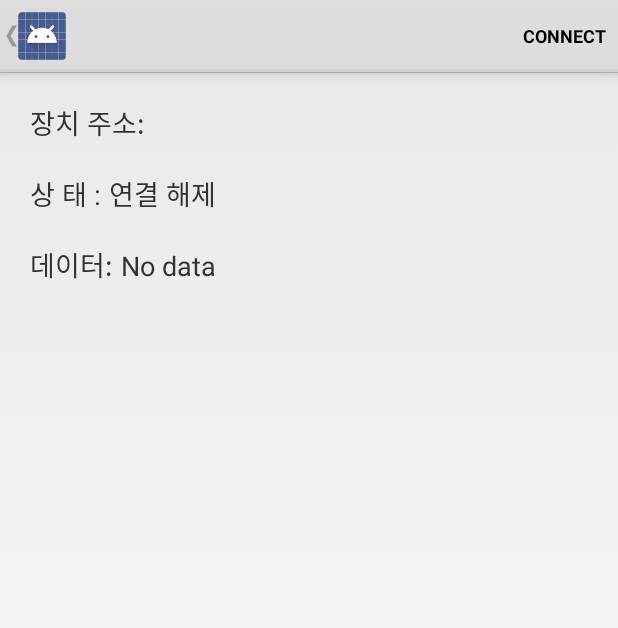
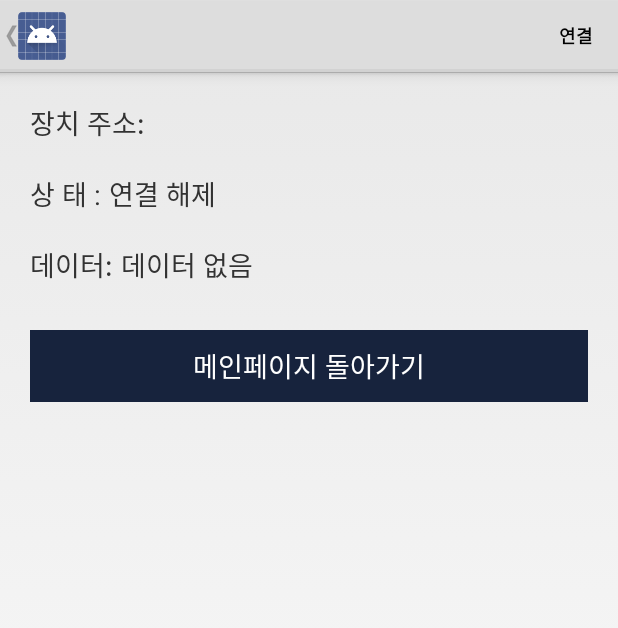
Before and after one commit to ye-lim/BLE_App_past, an Android app: the DeviceControlActivity screen opened directly, with no data from a screen before it, on a phone screen of 412 x 824 dp. Shown: the top 628 px of the screen. Run offline under Robolectric (Android 15) with nearby library versions, the phone set to English and light mode, and no system bars; 3 statements that could not run were skipped.

Commit message:
2020/04/02

```diff
--- a/app/src/main/res/layout/activity_main.xml
+++ b/app/src/main/res/layout/activity_main.xml
@@ -54,9 +54,9 @@
                     android:layout_width="150dp"
                     android:layout_height="wrap_content"
                     android:layout_gravity="center"
-                    android:text="연결안됨"
                     android:layout_marginBottom="60dp"
                     android:gravity="center_horizontal"
+                    android:text="연결안됨"
                     android:textColor="#0055ff"
                     android:textSize="30dp" />
 
--- a/app/src/main/res/layout/gatt_services_characteristics.xml
+++ b/app/src/main/res/layout/gatt_services_characteristics.xml
@@ -65,7 +65,25 @@
             android:text="@string/no_data"
             android:textSize="18sp"/>
     </LinearLayout>
+    <LinearLayout
+        android:layout_width="match_parent"
+        android:layout_height="match_parent"
+        android:orientation="vertical"
+        android:padding="10dp">
+
+        <Button
+            android:layout_marginTop="10dp"
+            android:id="@+id/mainButton"
+            android:layout_width="match_parent"
+            android:layout_height="wrap_content"
+            android:background="#17233d"
+            android:textColor="#FFFFFF"
+            android:text="메인페이지 돌아가기" />
+
+    </LinearLayout>
     <ExpandableListView android:id="@+id/gatt_services_list"
         android:layout_width="match_parent"
         android:layout_height="wrap_content"/>
+
+
 </LinearLayout>
--- a/app/src/main/res/values/strings.xml
+++ b/app/src/main/res/values/strings.xml
@@ -16,7 +16,7 @@
     <string name="label_data">데이터:</string>
     <string name="label_device_address">장치 주소:</string>
     <string name="label_state">상 태 :</string>
-    <string name="no_data">No data</string>
+    <string name="no_data">데이터 없음</string>
     <string name="connected">연 결</string>
     <string name="disconnected">연결 해제</string>
     <string name="title_devices">메디프레소</string>
@@ -27,8 +27,8 @@
     <string name="unknown_service">Unknown service</string>
 
     <!-- Menu items -->
-    <string name="menu_connect">Connect</string>
-    <string name="menu_disconnect">Disconnect</string>
+    <string name="menu_connect">연결</string>
+    <string name="menu_disconnect">연결 끊기</string>
     <string name="menu_scan">스캔</string>
     <string name="menu_stop">스캔중지</string>
 </resources>
```
Also changed, not shown: app/src/main/java/com/example/blu_main_test1/BLE_connect/connect.java (+5 -5 lines), app/src/main/java/com/example/blu_main_test1/Main_page/MainActivity.java (+0 -41 lines), app/src/main/java/com/example/blu_main_test1/BLE_SCAN/BluetoothLeService.java (line endings or trailing spaces), app/src/main/java/com/example/blu_main_test1/BLE_SCAN/DeviceControlActivity.java (line endings or trailing spaces), app/src/main/java/com/example/blu_main_test1/BLE_button/abstraction.java (line endings or trailing spaces), app/src/main/java/com/example/blu_main_test1/Main_page/Main_view_pager.java (indentation only).
